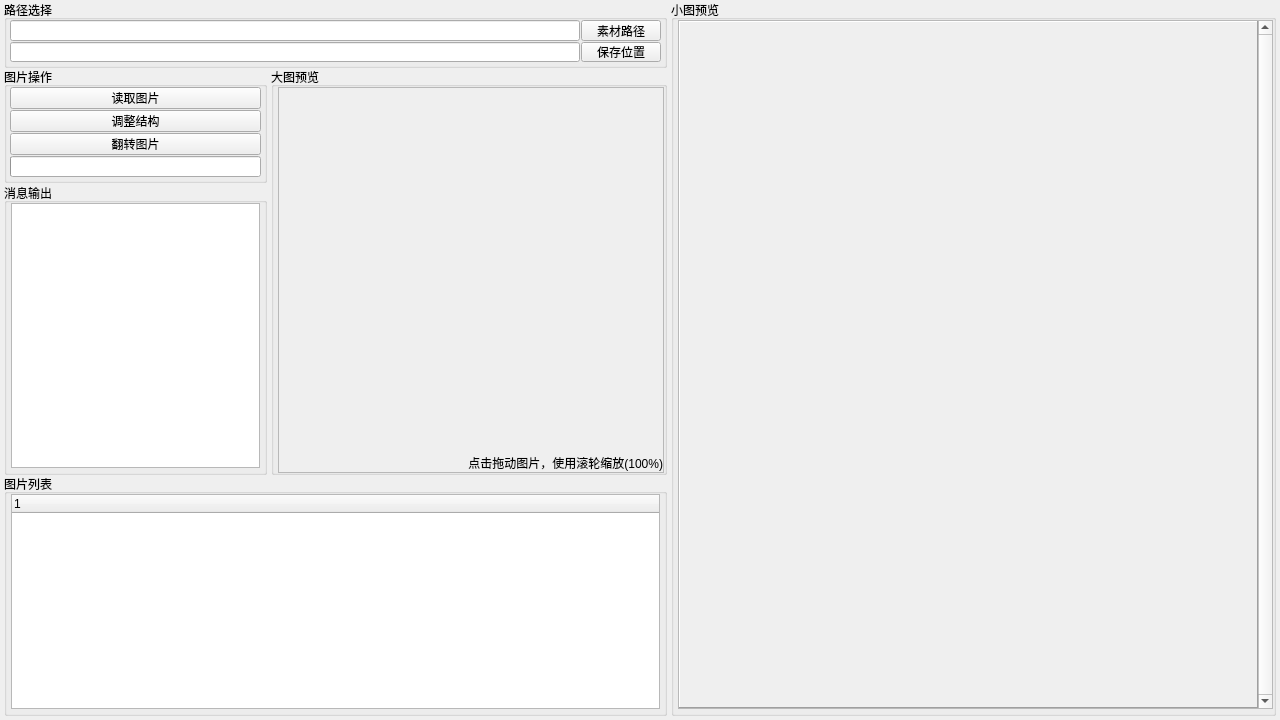
Qt form src/resources/ImageReverse.ui (Junt62/ImageReverse) before a commit.
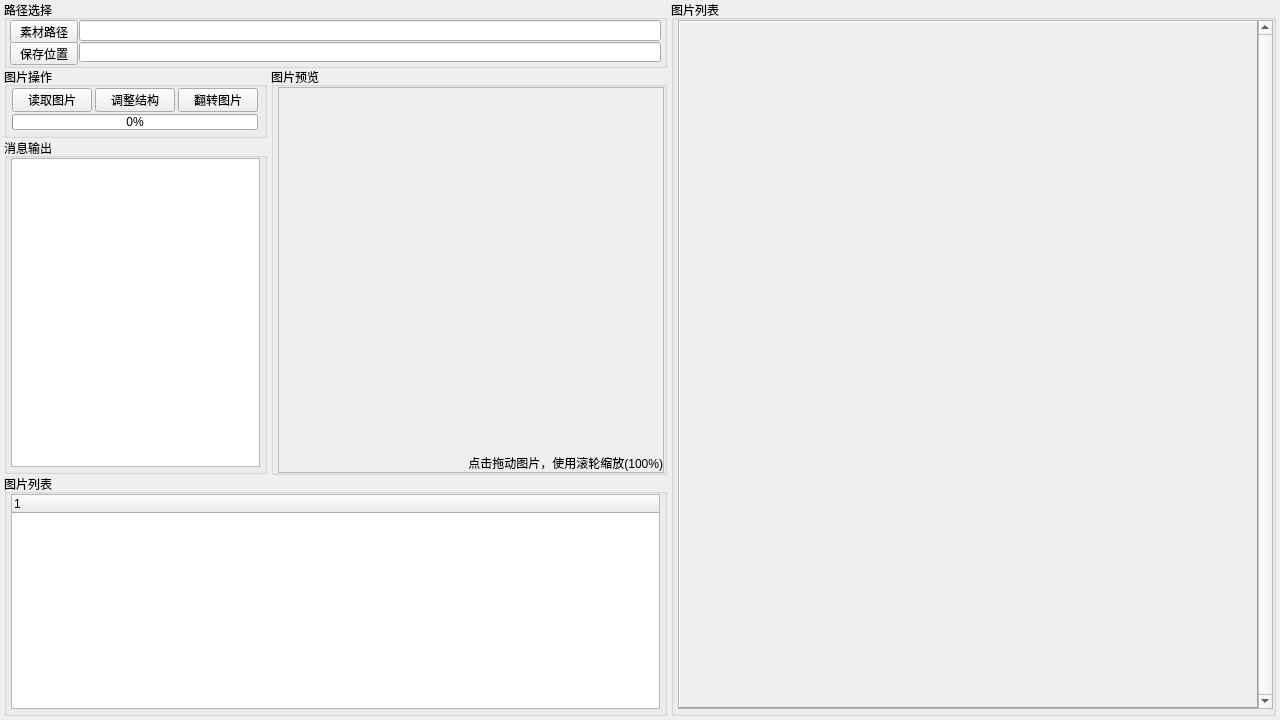
The same form after that commit. Icons and pictures are not drawn.

Diff of the .ui file:
```diff
--- a/src/resources/ImageReverse.ui
+++ b/src/resources/ImageReverse.ui
@@ -6,6 +6,14 @@
   <property name="enabled">
    <bool>true</bool>
   </property>
+  <property name="geometry">
+   <rect>
+    <x>0</x>
+    <y>0</y>
+    <width>1280</width>
+    <height>720</height>
+   </rect>
+  </property>
   <property name="minimumSize">
    <size>
     <width>1280</width>
@@ -65,26 +73,50 @@
     <property name="spacing">
      <number>1</number>
     </property>
-    <item row="0" column="0">
-     <widget class="QLineEdit" name="inputImgPath"/>
-    </item>
     <item row="1" column="1">
-     <widget class="QPushButton" name="btnSavePath">
-      <property name="text">
-       <string>保存位置</string>
-      </property>
-     </widget>
-    </item>
-    <item row="1" column="0">
      <widget class="QLineEdit" name="inputSavePath"/>
     </item>
     <item row="0" column="1">
+     <widget class="QLineEdit" name="inputImgPath"/>
+    </item>
+    <item row="0" column="0">
      <widget class="QPushButton" name="btnImgPath">
+      <property name="minimumSize">
+       <size>
+        <width>68</width>
+        <height>23</height>
+       </size>
+      </property>
+      <property name="maximumSize">
+       <size>
+        <width>68</width>
+        <height>23</height>
+       </size>
+      </property>
       <property name="text">
        <string>素材路径</string>
       </property>
      </widget>
     </item>
+    <item row="1" column="0">
+     <widget class="QPushButton" name="btnSavePath">
+      <property name="minimumSize">
+       <size>
+        <width>68</width>
+        <height>23</height>
+       </size>
+      </property>
+      <property name="maximumSize">
+       <size>
+        <width>68</width>
+        <height>23</height>
+       </size>
+      </property>
+      <property name="text">
+       <string>保存位置</string>
+      </property>
+     </widget>
+    </item>
    </layout>
   </widget>
   <widget class="QGroupBox" name="groupProgress">
@@ -93,7 +125,7 @@
      <x>4</x>
      <y>67</y>
      <width>263</width>
-     <height>116</height>
+     <height>71</height>
     </rect>
    </property>
    <property name="title">
@@ -117,27 +149,78 @@
     </property>
     <item row="0" column="0">
      <widget class="QPushButton" name="btnReadImg">
+      <property name="minimumSize">
+       <size>
+        <width>80</width>
+        <height>24</height>
+       </size>
+      </property>
+      <property name="maximumSize">
+       <size>
+        <width>80</width>
+        <height>24</height>
+       </size>
+      </property>
       <property name="text">
        <string>读取图片</string>
       </property>
      </widget>
     </item>
-    <item row="1" column="0">
+    <item row="0" column="1">
      <widget class="QPushButton" name="btnChangeStructure">
+      <property name="minimumSize">
+       <size>
+        <width>80</width>
+        <height>24</height>
+       </size>
+      </property>
+      <property name="maximumSize">
+       <size>
+        <width>80</width>
+        <height>24</height>
+       </size>
+      </property>
       <property name="text">
        <string>调整结构</string>
       </property>
      </widget>
     </item>
-    <item row="2" column="0">
+    <item row="0" column="2">
      <widget class="QPushButton" name="btnImgReverse">
+      <property name="minimumSize">
+       <size>
+        <width>80</width>
+        <height>24</height>
+       </size>
+      </property>
+      <property name="maximumSize">
+       <size>
+        <width>80</width>
+        <height>24</height>
+       </size>
+      </property>
       <property name="text">
        <string>翻转图片</string>
       </property>
      </widget>
     </item>
-    <item row="3" column="0">
+    <item row="3" column="0" colspan="3">
      <widget class="QProgressBar" name="barProgress">
+      <property name="minimumSize">
+       <size>
+        <width>0</width>
+        <height>16</height>
+       </size>
+      </property>
+      <property name="maximumSize">
+       <size>
+        <width>16777215</width>
+        <height>16</height>
+       </size>
+      </property>
+      <property name="value">
+       <number>0</number>
+      </property>
       <property name="alignment">
        <set>Qt::AlignCenter</set>
       </property>
@@ -149,9 +232,9 @@
    <property name="geometry">
     <rect>
      <x>4</x>
-     <y>183</y>
+     <y>138</y>
      <width>263</width>
-     <height>292</height>
+     <height>336</height>
     </rect>
    </property>
    <property name="title">
@@ -247,7 +330,7 @@
     </size>
    </property>
    <property name="title">
-    <string>小图预览</string>
+    <string>图片列表</string>
    </property>
    <layout class="QGridLayout" name="groupImgSmallLayout">
     <property name="leftMargin">
@@ -349,7 +432,7 @@
     </size>
    </property>
    <property name="title">
-    <string>大图预览</string>
+    <string>图片预览</string>
    </property>
    <layout class="QGridLayout" name="groupImgBigLayout" columnstretch="3">
     <property name="sizeConstraint">
```
Left out of the diff: 11 changed lines with no effect on the pictures.
